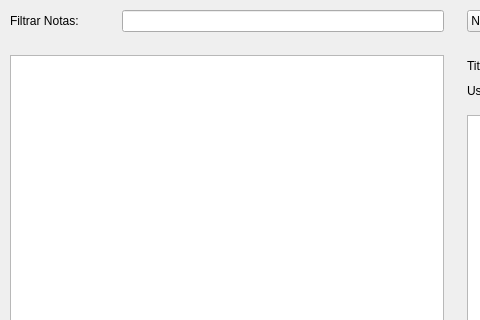
Old version of the form view/resource/main.ui in the repository bruno211282/curpy; both pictures show x 0 to 480 and y 0 to 320 of the 913 by 707 pixel window.
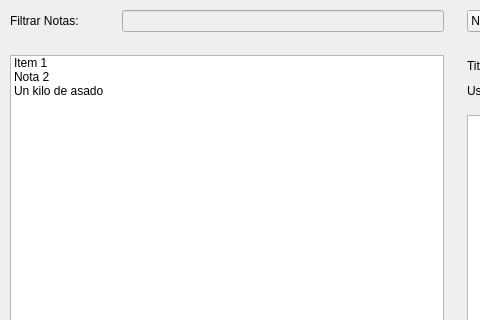
New version of the form.

Commit message: main window is working

Patch:
```diff
--- a/view/resource/main.ui
+++ b/view/resource/main.ui
@@ -46,7 +46,23 @@
      <item row="3" column="0">
       <layout class="QVBoxLayout" name="verticalLayout_2">
        <item>
-        <widget class="QListView" name="notes_list"/>
+        <widget class="QListWidget" name="notes_list">
+         <item>
+          <property name="text">
+           <string>Item 1</string>
+          </property>
+         </item>
+         <item>
+          <property name="text">
+           <string>Nota 2</string>
+          </property>
+         </item>
+         <item>
+          <property name="text">
+           <string>Un kilo de asado</string>
+          </property>
+         </item>
+        </widget>
        </item>
        <item>
         <spacer name="horizontalSpacer_4">
@@ -109,7 +125,14 @@
         </spacer>
        </item>
        <item>
-        <widget class="QLineEdit" name="line_filter"/>
+        <widget class="QLineEdit" name="line_filter">
+         <property name="enabled">
+          <bool>false</bool>
+         </property>
+         <property name="toolTip">
+          <string>Sin funcionalidad en esta version</string>
+         </property>
+        </widget>
        </item>
       </layout>
      </item>
@@ -149,7 +172,7 @@
           </widget>
          </item>
          <item alignment="Qt::AlignRight">
-          <widget class="QLineEdit" name="line_title">
+          <widget class="QLineEdit" name="note_title">
            <property name="minimumSize">
             <size>
              <width>310</width>
@@ -173,7 +196,7 @@
           </widget>
          </item>
          <item alignment="Qt::AlignRight|Qt::AlignVCenter">
-          <widget class="QComboBox" name="comboBox">
+          <widget class="QComboBox" name="user_list">
            <property name="minimumSize">
             <size>
              <width>310</width>
@@ -250,7 +273,7 @@
      <x>0</x>
      <y>0</y>
      <width>913</width>
-     <height>20</height>
+     <height>30</height>
     </rect>
    </property>
   </widget>
```
The commit also changes 2 other files.
